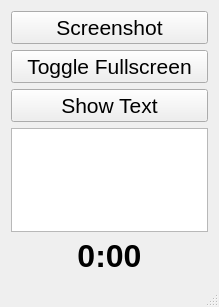
Before: the Qt Designer form QTeach/mainwindow.ui in wilm0x42/CPP_Class, drawn with Qt 5.
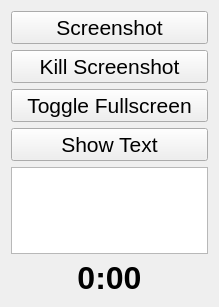
After: the same form once the commit is applied.

What changed in the file:
```diff
--- a/QTeach/mainwindow.ui
+++ b/QTeach/mainwindow.ui
@@ -30,6 +30,21 @@
       </property>
      </widget>
     </item>
+    <item>
+     <widget class="QPushButton" name="killButton">
+      <property name="font">
+       <font>
+        <pointsize>16</pointsize>
+       </font>
+      </property>
+      <property name="cursor">
+       <cursorShape>PointingHandCursor</cursorShape>
+      </property>
+      <property name="text">
+       <string>Kill Screenshot</string>
+      </property>
+     </widget>
+    </item>
     <item>
      <widget class="QPushButton" name="fullscreenButton">
       <property name="font">
@@ -93,14 +108,6 @@
     </item>
    </layout>
   </widget>
-  <widget class="QStatusBar" name="statusBar">
-   <property name="enabled">
-    <bool>true</bool>
-   </property>
-   <property name="sizeGripEnabled">
-    <bool>true</bool>
-   </property>
-  </widget>
   <widget class="QMenuBar" name="menuBar">
    <property name="geometry">
     <rect>
```
Left out of the diff: 3 changed lines with no effect on the pictures.
